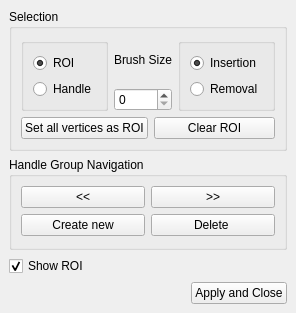
The window that Polyhedron/demo/Polyhedron/Deform_mesh_2.ui (CGAL/cgal) describes before a commit, drawn with Qt 5.
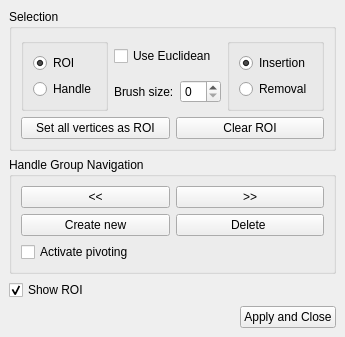
The same window after the commit.

Commit message:
Adding euclidean distance selection and pivoting handle frames.
Currently pivoting does not work properly if frame is pivoted AFTER deformation (going to fix this)

Euclidean distance selection is simple: first apply a k-ring selection,
then find vertex which has max distance (in k-ring),
and append extra vertices which are fall into max-distance while doing a BFT.

```diff
--- a/Polyhedron/demo/Polyhedron/Deform_mesh_2.ui
+++ b/Polyhedron/demo/Polyhedron/Deform_mesh_2.ui
@@ -6,8 +6,8 @@
    <rect>
     <x>0</x>
     <y>0</y>
-    <width>272</width>
-    <height>313</height>
+    <width>316</width>
+    <height>336</height>
    </rect>
   </property>
   <property name="windowTitle">
@@ -24,14 +24,25 @@
        <item row="2" column="1" rowspan="2" colspan="3">
         <layout class="QVBoxLayout" name="RingLayout">
          <item>
-          <widget class="QLabel" name="BrushLabel">
+          <widget class="QCheckBox" name="UseEuclideanCheckBox">
            <property name="text">
-            <string>Brush Size</string>
+            <string>Use Euclidean</string>
            </property>
           </widget>
          </item>
          <item>
-          <widget class="QSpinBox" name="BrushSpinBox"/>
+          <layout class="QHBoxLayout" name="horizontalLayout_4">
+           <item>
+            <widget class="QLabel" name="BrushLabel">
+             <property name="text">
+              <string>Brush size:</string>
+             </property>
+            </widget>
+           </item>
+           <item>
+            <widget class="QSpinBox" name="BrushSpinBox"/>
+           </item>
+          </layout>
          </item>
         </layout>
        </item>
@@ -150,6 +161,13 @@
          </item>
         </layout>
        </item>
+       <item>
+        <widget class="QCheckBox" name="ActivatePivotingCheckBox">
+         <property name="text">
+          <string>Activate pivoting </string>
+         </property>
+        </widget>
+       </item>
       </layout>
      </widget>
     </item>
```
The commit also changes 3 other files.
